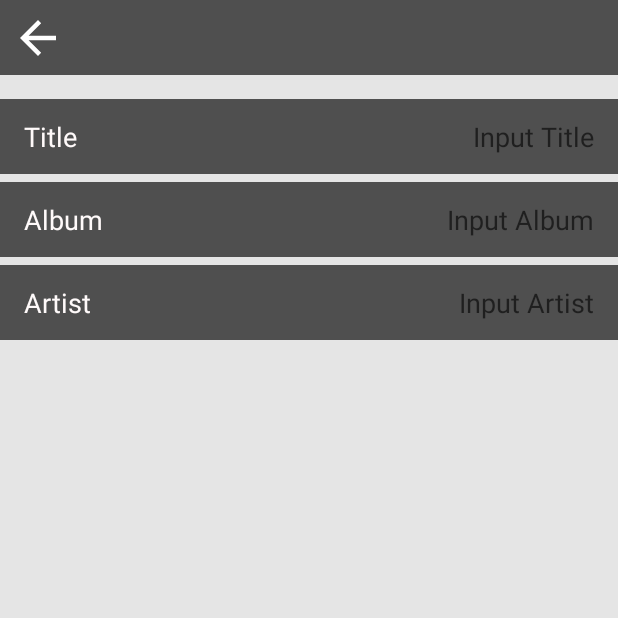
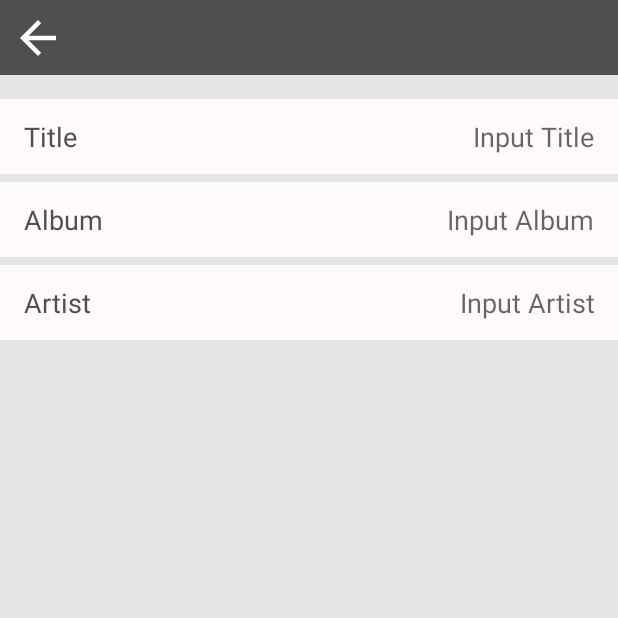
Before and after one commit to dengzhenli/LuckyMusic, an Android app: the SongEditActivity screen opened directly, with no data from a screen before it, on a phone screen of 412 x 824 dp, the top half of it. Run offline under Robolectric (Android 15) with nearby library versions, the phone set to English and light mode, and no system bars; our stand-ins replace data binding; libraries missing offline, so code that uses them is left out: org.litepal; 1 statement that could not run was skipped.

Commit message:
页面优化

```diff
--- a/app/src/main/java/org/fattili/luckymusic/data/model/play/Song.kt
+++ b/app/src/main/java/org/fattili/luckymusic/data/model/play/Song.kt
@@ -52,6 +52,8 @@ class Song : LitePalSupport {
     var duration: Int = 0
 
 
+    constructor() : this(0,0, "", "",0, "", "","","") {}
+
     constructor(
         songs_id: Long,
         name: String,
--- a/app/src/main/res/values/styles.xml
+++ b/app/src/main/res/values/styles.xml
@@ -77,7 +77,7 @@
     <style name="lm_song_edit_ll">
         <item name="android:layout_width">match_parent</item>
         <item name="android:gravity">center_vertical</item>
-        <item name="android:background">@color/colorPrimary</item>
+        <item name="android:background">@color/snow</item>
         <item name="android:paddingLeft">16dp</item>
         <item name="android:paddingRight">16dp</item>
         <item name="android:layout_marginTop">5dp</item>
@@ -86,15 +86,16 @@
         <item name="android:layout_width">wrap_content</item>
         <item name="android:layout_height">wrap_content</item>
         <item name="android:textSize">18sp</item>
-        <item name="android:textColor">@color/snow</item>
+        <item name="android:textColor">@color/lm_font</item>
         <item name="android:layout_weight">1</item>
     </style>
     <style name="lm_song_edit_et">
         <item name="android:layout_width">wrap_content</item>
         <item name="android:layout_height">wrap_content</item>
         <item name="android:textSize">18sp</item>
-        <item name="android:textColor">@color/snow</item>
-        <item name="hintTextColor">@color/grey41</item>
+        <item name="android:textColor">@color/lm_font</item>
+        <item name="hintTextColor">@color/gray</item>
+        <item name="android:gravity">right</item>
         <item name="android:background">@color/transparent</item>
     </style>
 
```
Also changed, not shown: 1 other file.
